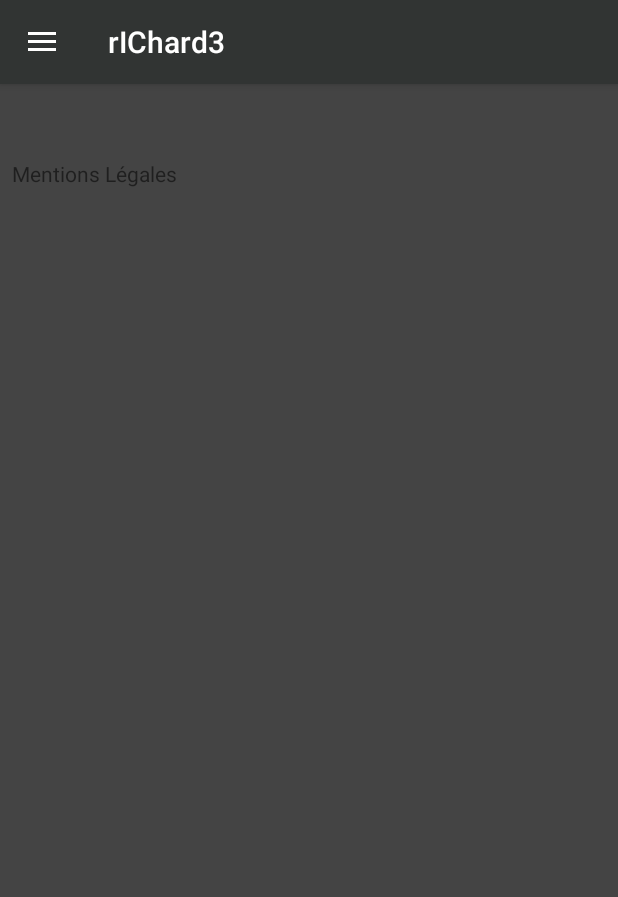
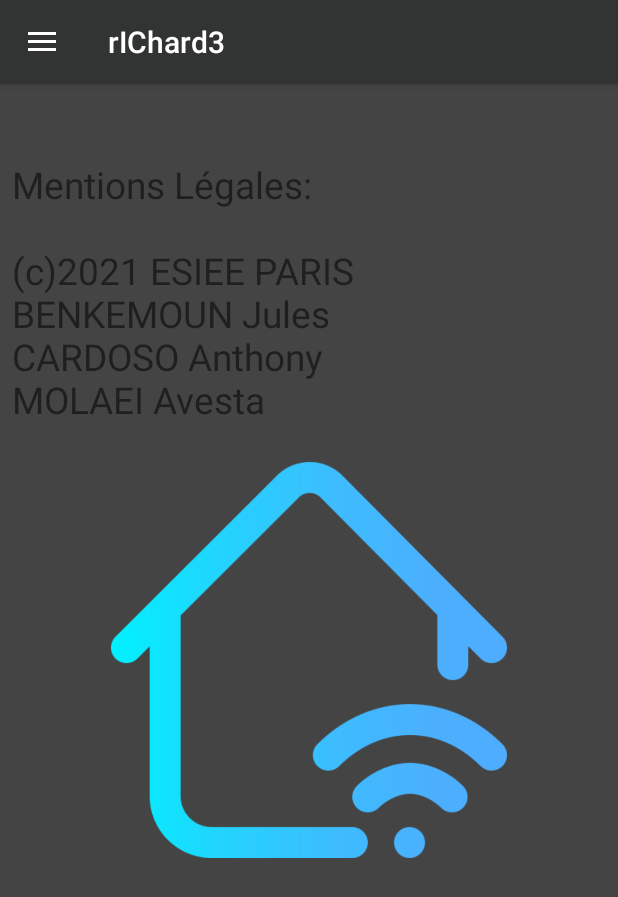
Before and after one commit to avmolaei/rIChard, an Android app: the screen it shows after launch (MainActivity), in the side drawer, after a tap on "Legal Notice", on a phone screen of 412 x 824 dp. Shown: the top 897 px of the screen. Run offline under Robolectric (Android 15) with nearby library versions, the phone set to English and light mode, and no system bars.

Commit message:
add legal notice

```diff
--- a/rIChard3/app/src/main/res/layout/fragment_legal_notice.xml
+++ b/rIChard3/app/src/main/res/layout/fragment_legal_notice.xml
@@ -1,15 +1,26 @@
 <?xml version="1.0" encoding="utf-8"?>
 <RelativeLayout xmlns:android="http://schemas.android.com/apk/res/android"
+    xmlns:app="http://schemas.android.com/apk/res-auto"
     android:layout_width="match_parent"
     android:layout_height="match_parent"
     android:background="@color/grey">
 
     <TextView
         android:id="@+id/TextViewMentionsLegales"
+        android:textSize="11pt"
+        android:fontFamily="sans-serif"
         android:layout_width="wrap_content"
         android:layout_height="wrap_content"
         android:layout_marginStart="8dp"
         android:layout_marginTop="50dp"
-        android:text="Mentions Légales"/>
+        android:text="Mentions Légales:\n\n(c)2021 ESIEE PARIS\nBENKEMOUN Jules\nCARDOSO Anthony\nMOLAEI Avesta"/>
+
+    <ImageView
+        android:id="@+id/imageView"
+        android:layout_width="264dp"
+        android:layout_height="364dp"
+        android:layout_centerInParent="true"
+        android:contentDescription="smarthouse image"
+        app:srcCompat="@drawable/smarthouse" />
 
 </RelativeLayout>
```
Also changed, not shown: rIChard3/app/src/main/res/drawable-v24/smarthouse.png (added).
